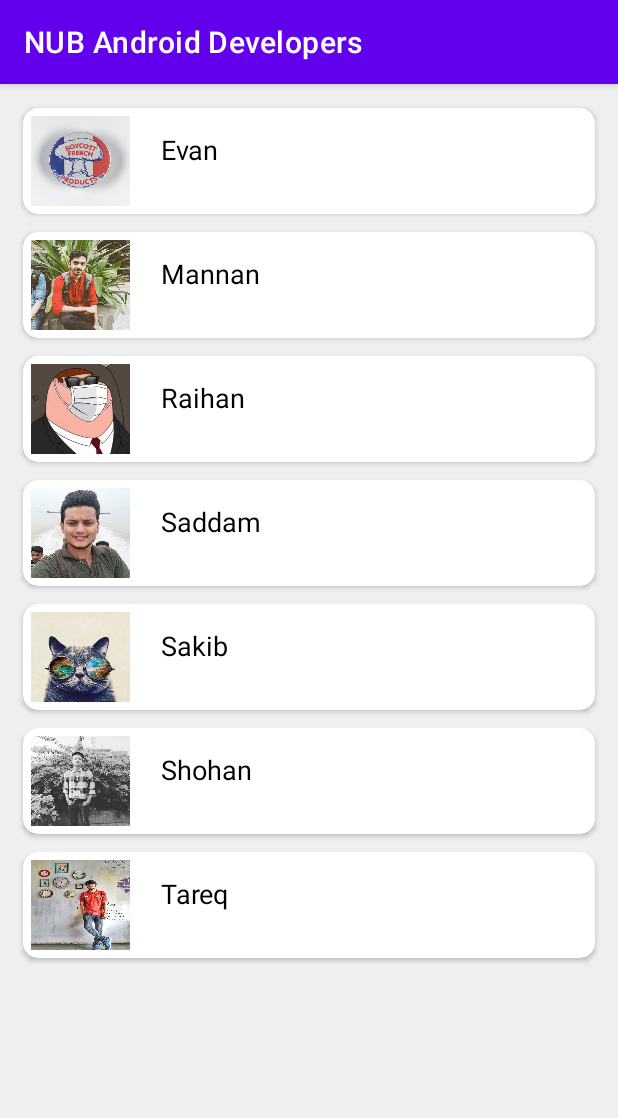
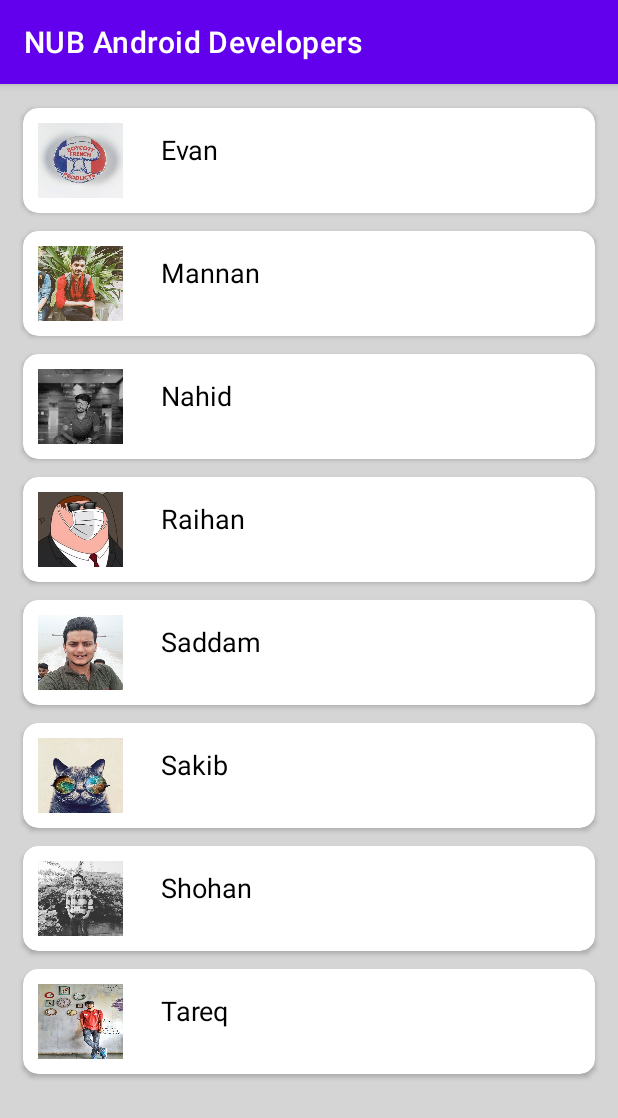
Before and after one commit to ShakibUddin/NUB-Android-Developers, an Android app: the screen it shows after launch (MainActivity), on a phone screen of 412 x 824 dp. Shown: the top 1118 px of the screen. Run offline under Robolectric (Android 15) with nearby library versions, the phone set to English and light mode, and no system bars.

Commit message:
nahid added

```diff
--- a/app/src/main/java/com/nubandroiddev/nubandroiddevelopers/MainActivity.java
+++ b/app/src/main/java/com/nubandroiddev/nubandroiddevelopers/MainActivity.java
@@ -39,7 +39,7 @@ public class MainActivity extends AppCompatActivity {
         data = new TreeMap<>();
         profiles = new ArrayList<>();
 
-        //adding name and image source to hashmap
+        //adding name and image source to treemap
         data.put("Evan",R.drawable.evan);
         data.put("Mannan",R.drawable.mannan);
         data.put("Raihan",R.drawable.raihan);
@@ -47,6 +47,7 @@ public class MainActivity extends AppCompatActivity {
         data.put("Sakib",R.drawable.sakib);
         data.put("Shohan",R.drawable.shohan);
         data.put("Tareq",R.drawable.tareq);
+        data.put("Nahid",R.drawable.nahid);
 
         //filling profiles list with profile object
         for(Map.Entry<String,Integer> entry: data.entrySet()){
--- a/app/src/main/res/layout/profile.xml
+++ b/app/src/main/res/layout/profile.xml
@@ -17,10 +17,10 @@
             android:layout_weight="4"
             android:id="@+id/image"
             android:layout_width="match_parent"
-            android:layout_height="60dp"
+            android:layout_height="50dp"
             android:scaleType="fitXY"
             android:adjustViewBounds="true"
-            android:layout_margin="5dp"
+            android:layout_margin="10dp"
             />
         <TextView
             android:id="@+id/name"
--- a/app/src/main/res/values/colors.xml
+++ b/app/src/main/res/values/colors.xml
@@ -8,6 +8,6 @@
     <color name="black">#FF000000</color>
     <color name="white">#FFFFFFFF</color>
     <color name="dividerColor">#000</color>
-    <color name="appBackGround">#EFEFEF</color>
+    <color name="appBackGround">#D5D5D5</color>
     <color name="cardTextColor">#000000</color>
 </resources>
```
Also changed, not shown: app/src/main/res/drawable/nahid.jpg (added).
